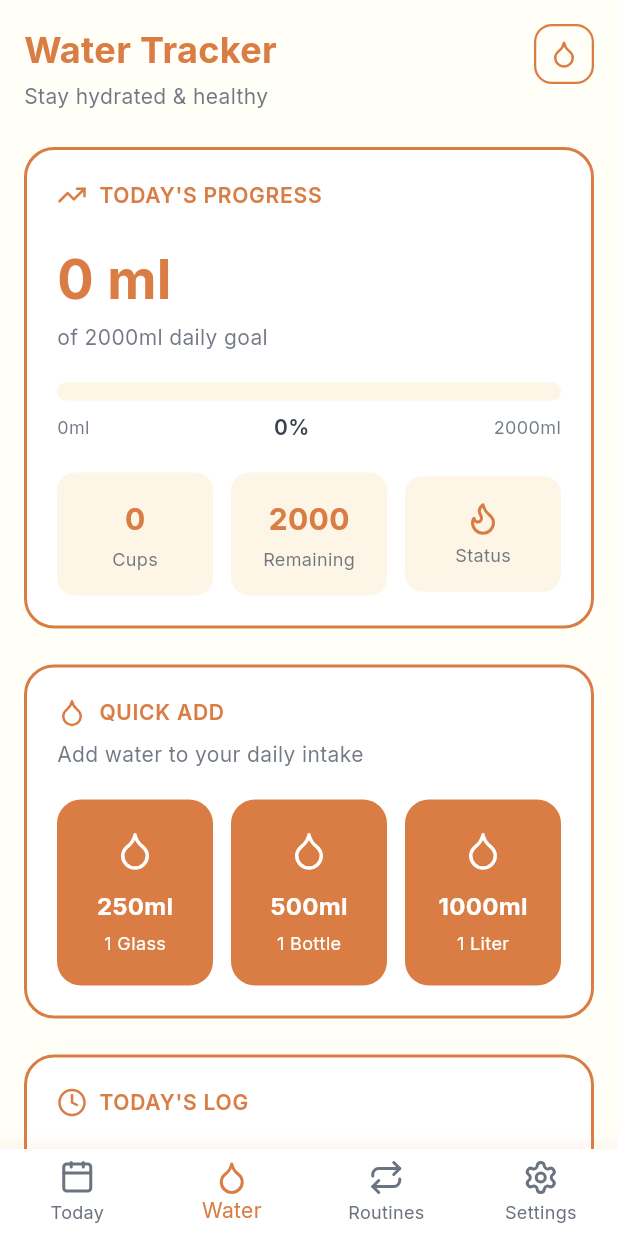
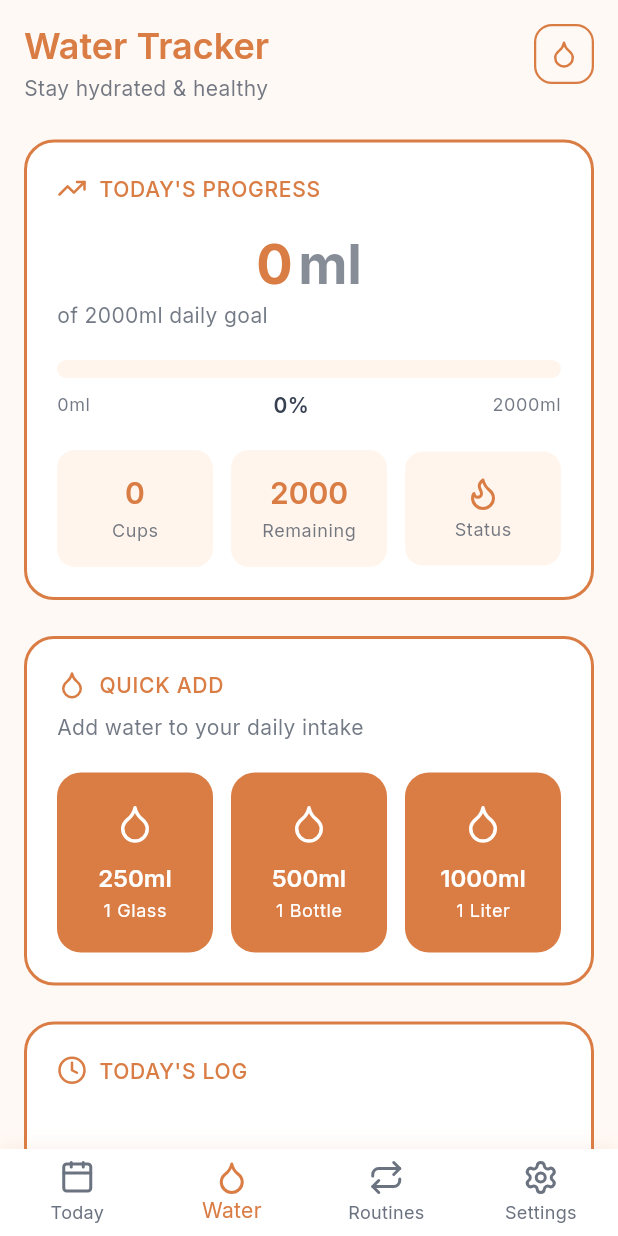
Before and after one commit to yigitalisonmez/me_hub, a Flutter app: the screen it shows after launch, swiped to page 2, on a phone screen of 412 x 824 dp. Run offline on Flutter 3.47's test engine with Material 3 defaults, Android fonts, the phone set to English and light mode, and no system bars; our stand-ins replace flutter_svg, google_fonts, hive, hive_flutter, lottie, lucide_icons_flutter and 2 more; accounts and stored records are empty; network calls fail.

Commit message:
water tracker UI

```diff
--- a/lib/core/theme/app_colors.dart
+++ b/lib/core/theme/app_colors.dart
@@ -9,9 +9,10 @@ class AppColors {
   static const Color primaryOrange = Color(
     0xFFD97D45,
   ); // Sıcak turuncu-kahverengi
-  static const Color secondaryCream = Color(0xFFF5E6D3); // Açık bej/krem
+  static const Color backgroundCream = Color(0xFFFFF5ED);
+  static const Color secondaryCream = Color(0xFFFFF9F5); // Açık bej/krem
   static const Color accentGrey = Color(0xFFE8E8E8); // Açık gri
-  static const Color backgroundCream = Color(0xFFFDF5E6); // Arka plan krem
+   // Arka plan krem
 
   // Renk varyasyonları
   static const Color primaryOrangeLight = Color(0xFFE8A87C);
--- a/lib/features/water/presentation/pages/water_page.dart
+++ b/lib/features/water/presentation/pages/water_page.dart
@@ -55,12 +55,14 @@ class _WaterPageState extends State<WaterPage>
     ScaffoldMessenger.of(context).showSnackBar(
       SnackBar(
         content: Row(
-          children: const [
-            Icon(LucideIcons.partyPopper, color: Colors.white),
-            SizedBox(width: 12),
+          children: [
+            const Icon(LucideIcons.partyPopper, color: Colors.white),
+            const SizedBox(width: 12),
             Text(
               '🎉 Daily goal reached!',
-              style: TextStyle(fontWeight: FontWeight.w600),
+              style: Theme.of(
+                context,
+              ).textTheme.bodyMedium?.copyWith(fontWeight: FontWeight.w600),
             ),
           ],
         ),
@@ -75,7 +77,7 @@ class _WaterPageState extends State<WaterPage>
   @override
   Widget build(BuildContext context) {
     return Container(
-      decoration: const BoxDecoration(color: AppColors.backgroundCreamLight),
+      decoration: const BoxDecoration(color: AppColors.secondaryCream),
       child: SafeArea(
         child: Consumer<WaterProvider>(
           builder: (context, provider, child) {
@@ -86,16 +88,16 @@ class _WaterPageState extends State<WaterPage>
                 children: [
                   const SizedBox(height: 16),
                   // Header
-                  _buildHeader(),
+                  _buildHeader(context),
                   const SizedBox(height: 24),
                   // Today's Progress Section
-                  _buildTodaysProgressCard(provider),
+                  _buildTodaysProgressCard(context, provider),
                   const SizedBox(height: 24),
                   // Quick Add Section
-                  _buildQuickAddSection(provider),
+                  _buildQuickAddSection(context, provider),
                   const SizedBox(height: 24),
                   // Today's Log Section
-                  _buildTodaysLogSection(provider),
+                  _buildTodaysLogSection(context, provider),
                   const SizedBox(height: 24),
                 ],
               ),
@@ -106,7 +108,8 @@ class _WaterPageState extends State<WaterPage>
     );
   }
 
-  Widget _buildHeader() {
+  Widget _buildHeader(BuildContext context) {
+    final theme = Theme.of(context);
     return Row(
       mainAxisAlignment: MainAxisAlignment.spaceBetween,
       crossAxisAlignment: CrossAxisAlignment.start,
@@ -114,19 +117,16 @@ class _WaterPageState extends State<WaterPage>
         Column(
           crossAxisAlignment: CrossAxisAlignment.start,
           children: [
-            const Text(
+            Text(
               'Water Tracker',
-              style: TextStyle(
-                fontSize: 24,
-                fontWeight: FontWeight.bold,
+              style: theme.textTheme.displaySmall?.copyWith(
                 color: AppColors.primaryOrange,
               ),
             ),
             const SizedBox(height: 4),
             Text(
               'Stay hydrated & healthy',
-              style: TextStyle(
-                fontSize: 14,
+              style: theme.textTheme.bodyMedium?.copyWith(
                 color: AppColors.darkGrey.withValues(alpha: 0.7),
               ),
             ),
@@ -149,7 +149,11 @@ class _WaterPageState extends State<WaterPage>
     );
   }
 
-  Widget _buildTodaysProgressCard(WaterProvider provider) {
+  Widget _buildTodaysProgressCard(
+    BuildContext context,
+    WaterProvider provider,
+  ) {
+    final theme = Theme.of(context);
     final percentage = (provider.todayProgress * 100).toInt();
     final glassCount = provider.todayIntake?.logs.length ?? 0;
     final remaining = WaterConstants.dailyGoalMl - provider.todayAmount;
@@ -175,9 +179,7 @@ class _WaterPageState extends State<WaterPage>
               const SizedBox(width: 8),
               Text(
                 'TODAY\'S PROGRESS',
-                style: TextStyle(
-                  fontSize: 14,
-                  fontWeight: FontWeight.w600,
+                style: theme.textTheme.titleMedium?.copyWith(
                   color: AppColors.primaryOrange,
                   letterSpacing: 0.5,
                 ),
@@ -186,20 +188,35 @@ class _WaterPageState extends State<WaterPage>
           ),
           const SizedBox(height: 20),
           // Current Amount
-          Text(
-            '${provider.todayAmount} ml',
-            style: const TextStyle(
-              fontSize: 36,
-              fontWeight: FontWeight.bold,
-              color: AppColors.primaryOrange,
+          Center(
+            child: Row(
+              mainAxisAlignment: MainAxisAlignment.center,
+              crossAxisAlignment: CrossAxisAlignment.baseline,
+              textBaseline: TextBaseline.alphabetic,
+              children: [
+                Text(
+                  '${provider.todayAmount}',
+                  style: theme.textTheme.displayLarge?.copyWith(
+                    fontSize: 36,
+                    color: AppColors.primaryOrange,
+                  ),
+                ),
+                const SizedBox(width: 4),
+                Text(
+                  'ml',
+                  style: theme.textTheme.displayLarge?.copyWith(
+                    fontSize: 36,
+                    color: AppColors.darkGrey.withValues(alpha: 0.6),
+                  ),
+                ),
+              ],
             ),
           ),
           const SizedBox(height: 4),
           // Goal
           Text(
             'of ${WaterConstants.dailyGoalMl}ml daily goal',
-            style: TextStyle(
-              fontSize: 14,
+            style: theme.textTheme.bodyMedium?.copyWith(
               color: AppColors.darkGrey.withValues(alpha: 0.7),
             ),
           ),
@@ -234,23 +251,20 @@ class _WaterPageState extends State<WaterPage>
                 children: [
                   Text(
                     '0ml',
-                    style: TextStyle(
-                      fontSize: 12,
+                    style: theme.textTheme.bodySmall?.copyWith(
                       color: AppColors.darkGrey.withValues(alpha: 0.7),
                     ),
                   ),
                   Text(
                     '$percentage%',
-                    style: const TextStyle(
-                      fontSize: 14,
+                    style: theme.textTheme.bodyMedium?.copyWith(
                       fontWeight: FontWeight.w600,
                       color: AppColors.darkGrey,
                     ),
                   ),
                   Text(
                     '${WaterConstants.dailyGoalMl}ml',
-                    style: TextStyle(
-                      fontSize: 12,
+                    style: theme.textTheme.bodySmall?.copyWith(
                       color: AppColors.darkGrey.withValues(alpha: 0.7),
                     ),
                   ),
@@ -262,16 +276,17 @@ class _WaterPageState extends State<WaterPage>
           // Three Stat Cards
           Row(
             children: [
-              Expanded(child: _buildStatCard('$glassCount', 'Cups')),
+              Expanded(child: _buildStatCard(context, '$glassCount', 'Cups')),
               const SizedBox(width: 12),
               Expanded(
                 child: _buildStatCard(
+                  context,
                   '${remaining > 0 ? remaining : 0}',
                   'Remaining',
                 ),
               ),
               const SizedBox(width: 12),
-              Expanded(child: _buildStatCardWithIcon('Status')),
+              Expanded(child: _buildStatCardWithIcon(context, 'Status')),
             ],
           ),
         ],
@@ -279,7 +294,8 @@ class _WaterPageState extends State<WaterPage>
     );
   }
 
-  Widget _buildStatCard(String value, String label) {
+  Widget _buildStatCard(BuildContext context, String value, String label) {
+    final theme = Theme.of(context);
     return Container(
       padding: const EdgeInsets.symmetric(vertical: 16, horizontal: 8),
       decoration: BoxDecoration(
@@ -291,17 +307,14 @@ class _WaterPageState extends State<WaterPage>
         children: [
           Text(
             value,
-            style: const TextStyle(
-              fontSize: 20,
-              fontWeight: FontWeight.bold,
+            style: theme.textTheme.headlineMedium?.copyWith(
               color: AppColors.primaryOrange,
             ),
           ),
           const SizedBox(height: 4),
           Text(
             label,
-            style: TextStyle(
-              fontSize: 12,
+            style: theme.textTheme.bodySmall?.copyWith(
               color: AppColors.darkGrey.withValues(alpha: 0.7),
             ),
           ),
@@ -310,7 +323,8 @@ class _WaterPageState extends State<WaterPage>
     );
   }
 
-  Widget _buildStatCardWithIcon(String label) {
+  Widget _buildStatCardWithIcon(BuildContext context, String label) {
+    final theme = Theme.of(context);
     return Container(
       padding: const EdgeInsets.symmetric(vertical: 16, horizontal: 8),
       decoration: BoxDecoration(
@@ -328,8 +342,7 @@ class _WaterPageState extends State<WaterPage>
           const SizedBox(height: 4),
           Text(
             label,
-            style: TextStyle(
-              fontSize: 12,
+            style: theme.textTheme.bodySmall?.copyWith(
               color: AppColors.darkGrey.withValues(alpha: 0.7),
             ),
           ),
@@ -338,7 +351,8 @@ class _WaterPageState extends State<WaterPage>
     );
   }
 
-  Widget _buildQuickAddSection(WaterProvider provider) {
+  Widget _buildQuickAddSection(BuildContext context, WaterProvider provider) {
+    final theme = Theme.of(context);
     return Container(
       padding: const EdgeInsets.all(20),
       decoration: BoxDecoration(
@@ -360,9 +374,7 @@ class _WaterPageState extends State<WaterPage>
               const SizedBox(width: 8),
               Text(
                 'QUICK ADD',
-                style: TextStyle(
-                  fontSize: 14,
-                  fontWeight: FontWeight.w600,
+                style: theme.textTheme.titleMedium?.copyWith(
                   color: AppColors.primaryOrange,
                   letterSpacing: 0.5,
                 ),
@@ -372,8 +384,7 @@ class _WaterPageState extends State<WaterPage>
           const SizedBox(height: 8),
           Text(
             'Add water to your daily intake',
-            style: TextStyle(
-              fontSize: 14,
+            style: theme.textTheme.bodyMedium?.copyWith(
               color: AppColors.darkGrey.withValues(alpha: 0.7),
             ),
           ),
@@ -381,11 +392,17 @@ class _WaterPageState extends State<WaterPage>
           // Three Buttons
           Row(
             children: [
-              Expanded(child: _buildQuickAddButton(250, '1 Glass', provider)),
+              Expanded(
+                child: _buildQuickAddButton(context, 250, '1 Glass', provider),
+              ),
               const SizedBox(width: 12),
-              Expanded(child: _buildQuickAddButton(500, '1 Bottle', provider)),
+              Expanded(
+                child: _buildQuickAddButton(context, 500, '1 Bottle', provider),
+              ),
               const SizedBox(width: 12),
-              Expanded(child: _buildQuickAddButton(1000, '1 Liter', provider)),
+              Expanded(
+                child: _buildQuickAddButton(context, 1000, '1 Liter', provider),
+              ),
             ],
           ),
         ],
@@ -394,10 +411,12 @@ class _WaterPageState extends State<WaterPage>
   }
 
   Widget _buildQuickAddButton(
+    BuildContext context,
     int amount,
     String label,
     WaterProvider provider,
   ) {
+    final theme = Theme.of(context);
     return GestureDetector(
       onTap: () => _handleWaterAdded(amount),
       child: Container(
@@ -413,16 +432,12 @@ class _WaterPageState extends State<WaterPage>
             const SizedBox(height: 12),
             Text(
               '${amount}ml',
-              style: const TextStyle(
-                fontSize: 16,
-                fontWeight: FontWeight.bold,
-                color: Colors.white,
-              ),
+              style: theme.textTheme.titleLarge?.copyWith(color: Colors.white),
             ),
             const SizedBox(height: 4),
             Text(
               label,
-              style: const TextStyle(fontSize: 12, color: Colors.white),
+              style: theme.textTheme.bodySmall?.copyWith(color: Colors.white),
             ),
           ],
         ),
@@ -430,7 +445,8 @@ class _WaterPageState extends State<WaterPage>
     );
   }
 
-  Widget _buildTodaysLogSection(WaterProvider provider) {
+  Widget _buildTodaysLogSection(BuildContext context, WaterProvider provider) {
+    final theme = Theme.of(context);
     final logs = provider.todayIntake?.logs ?? [];
 
     return Container(
@@ -457,9 +473,7 @@ class _WaterPageState extends State<WaterPage>
                   const SizedBox(width: 8),
                   Text(
                     'TODAY\'S LOG',
-                    style: TextStyle(
-                      fontSize: 14,
-                      fontWeight: FontWeight.w600,
+                    style: theme.textTheme.titleMedium?.copyWith(
                       color: AppColors.primaryOrange,
                       letterSpacing: 0.5,
                     ),
@@ -477,9 +491,8 @@ class _WaterPageState extends State<WaterPage>
                   child: Center(
                     child: Text(
                       '${logs.length}',
-                      style: const TextStyle(
+                      style: theme.textTheme.bodyMedium?.copyWith(
                         color: AppColors.primaryOrange,
-                        fontSize: 14,
                         fontWeight: FontWeight.bold,
                       ),
                     ),
@@ -495,8 +508,7 @@ class _WaterPageState extends State<WaterPage>
                 padding: const EdgeInsets.all(24),
                 child: Text(
                   'No entries yet',
-                  style: TextStyle(
-                    fontSize: 14,
+                  style: theme.textTheme.bodyMedium?.copyWith(
                     color: AppColors.darkGrey.withValues(alpha: 0.5),
                   ),
                 ),
@@ -504,7 +516,7 @@ class _WaterPageState extends State<WaterPage>
             )
           else
             ...logs
-                .map((log) => _buildLogItem(log, provider))
+                .map((log) => _buildLogItem(context, log, provider))
                 .toList()
                 .reversed, // Show newest first
         ],
@@ -512,7 +524,12 @@ class _WaterPageState extends State<WaterPage>
     );
   }
 
-  Widget _buildLogItem(WaterLog log, WaterProvider provider) {
+  Widget _buildLogItem(
+    BuildContext context,
+    WaterLog log,
+    WaterProvider provider,
+  ) {
+    final theme = Theme.of(context);
     final timeFormat = DateFormat('HH:mm');
     final timeString = timeFormat.format(log.timestamp);
 
@@ -520,7 +537,7 @@ class _WaterPageState extends State<WaterPage>
       margin: const EdgeInsets.only(bottom: 12),
       padding: const EdgeInsets.symmetric(horizontal: 16, vertical: 12),
       decoration: BoxDecoration(
-        color: AppColors.backgroundCream,
+        color: AppColors.secondaryCream,
         borderRadius: BorderRadius.circular(12),
       ),
       child: Row(
@@ -530,12 +547,8 @@ class _WaterPageState extends State<WaterPage>
             width: 40,
             height: 40,
             decoration: BoxDecoration(
-              color: Colors.white,
+              color: AppColors.primaryOrange.withValues(alpha: 0.2),
               borderRadius: BorderRadius.circular(10),
-              border: Border.all(
-                color: AppColors.primaryOrange.withValues(alpha: 0.3),
-                width: 1,
-              ),
             ),
             child: const Icon(
               LucideIcons.droplet,
@@ -551,24 +564,21 @@ class _WaterPageState extends State<WaterPage>
               children: [
                 Text(
                   '${log.amountMl}ml',
-                  style: const TextStyle(
-                    fontSize: 16,
-                    fontWeight: FontWeight.bold,
+                  style: theme.textTheme.titleLarge?.copyWith(
                     color: AppColors.darkGrey,
                   ),
                 ),
                 const SizedBox(height: 2),
                 Text(
                   timeString,
-                  style: TextStyle(
-                    fontSize: 12,
+                  style: theme.textTheme.bodySmall?.copyWith(
                     color: AppColors.darkGrey.withValues(alpha: 0.7),
                   ),
                 ),
               ],
             ),
           ),
-          // Ribbon/Bookmark icon
+          // Delete button
           GestureDetector(
             onTap: () => _deleteLog(log, provider),
             child: Container(
@@ -579,7 +589,7 @@ class _WaterPageState extends State<WaterPage>
                 borderRadius: BorderRadius.circular(8),
               ),
               child: const Icon(
-                LucideIcons.bookmark,
+                LucideIcons.trash2,
                 color: AppColors.primaryOrange,
                 size: 16,
               ),
```
Also changed, not shown: lib/features/routines/presentation/pages/edit_routine_page.dart (+22 -37 lines), lib/features/routines/presentation/pages/routines_page.dart (+28 -39 lines), lib/features/todo/presentation/pages/todo_page.dart (+16 -17 lines).
